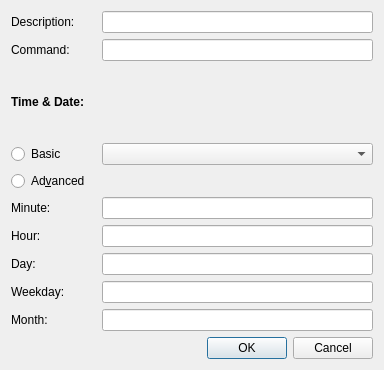
The window that src/taskdialog.ui (loimu/zeit) describes before a commit, drawn with Qt 5.
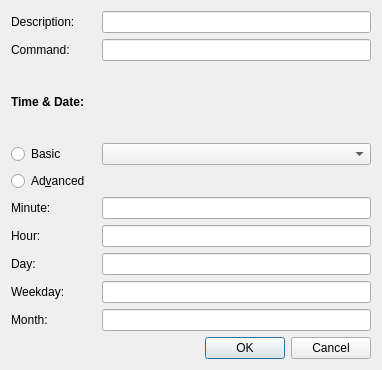
The same window after the commit.

Commit message: zeit: clear button enabled everywhere

The edit to the form file:
```diff
--- a/src/taskdialog.ui
+++ b/src/taskdialog.ui
@@ -6,7 +6,7 @@
    <rect>
     <x>0</x>
     <y>0</y>
-    <width>384</width>
+    <width>382</width>
     <height>370</height>
    </rect>
   </property>
@@ -30,7 +30,11 @@
       </widget>
      </item>
      <item>
-      <widget class="QLineEdit" name="commentEdit"/>
+      <widget class="QLineEdit" name="commentEdit">
+       <property name="clearButtonEnabled">
+        <bool>true</bool>
+       </property>
+      </widget>
      </item>
     </layout>
    </item>
@@ -50,7 +54,11 @@
       </widget>
      </item>
      <item>
-      <widget class="QLineEdit" name="commandEdit"/>
+      <widget class="QLineEdit" name="commandEdit">
+       <property name="clearButtonEnabled">
+        <bool>true</bool>
+       </property>
+      </widget>
      </item>
     </layout>
    </item>
```
The commit also changes 4 other files.
